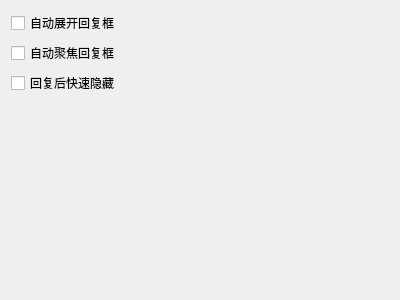
Before: the Qt Designer form widgets/settings/replywidget.ui in iwxyi/CatlikeQQ, drawn with Qt 5.
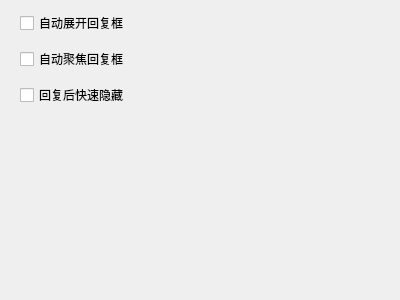
After: the same form once the commit is applied.

```diff
--- a/widgets/settings/replywidget.ui
+++ b/widgets/settings/replywidget.ui
@@ -16,6 +16,15 @@
   <layout class="QVBoxLayout" name="verticalLayout">
    <item>
     <layout class="QGridLayout" name="gridLayout">
+     <property name="leftMargin">
+      <number>9</number>
+     </property>
+     <property name="rightMargin">
+      <number>9</number>
+     </property>
+     <property name="spacing">
+      <number>12</number>
+     </property>
      <item row="2" column="0">
       <widget class="QCheckBox" name="closeAfterReplyCheck">
        <property name="toolTip">
```
